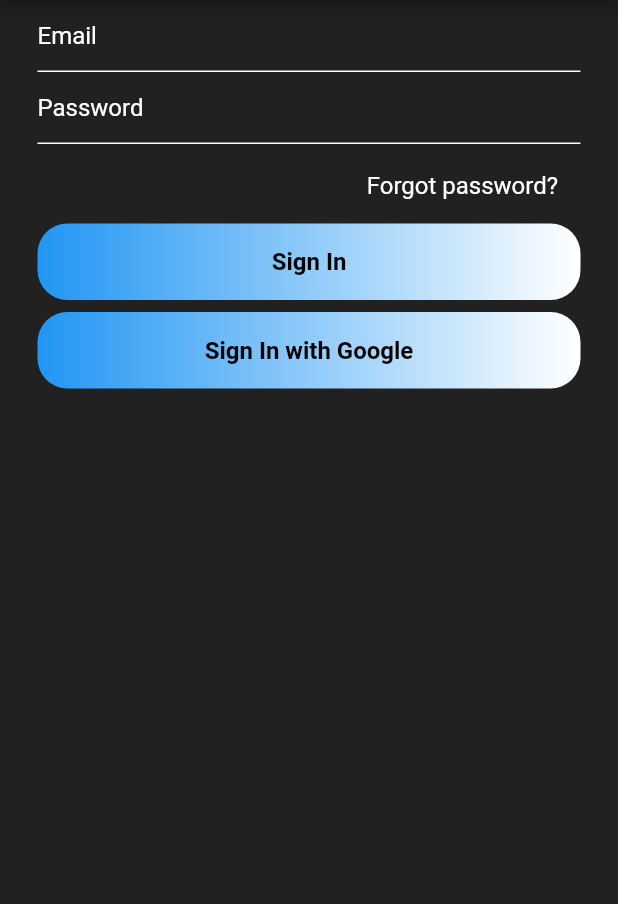
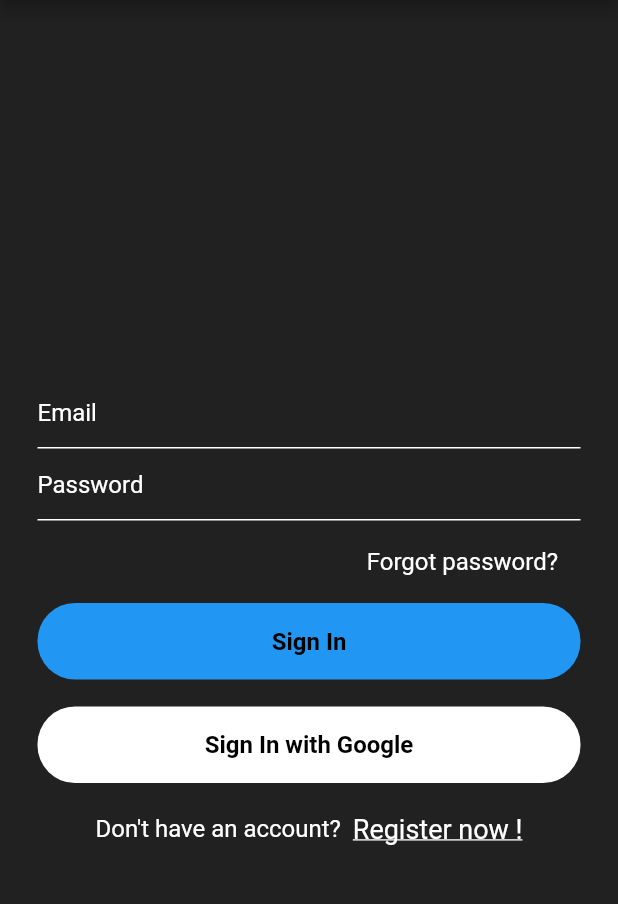
Before and after one commit to Aryan-goel/Chat-App, a Flutter app: the screen it shows after launch, on a phone screen of 412 x 824 dp, the part 90-994 px from its top. Run offline on Flutter 3.47's test engine with Material 2 defaults, Android fonts, the phone set to English and light mode, and no system bars.

Commit message:
login screen completed

```diff
--- a/lib/login.dart
+++ b/lib/login.dart
@@ -12,9 +12,14 @@ class _LoginState extends State<Login> {
     return Scaffold(
       appBar: PreferredSize(
           preferredSize: const Size.fromHeight(60), child: appBarMain(context)),
-      body: Container(
+      body: SingleChildScrollView(
+        child: Container(
+          height: MediaQuery.of(context).size.height - 10,
+          alignment: Alignment.center,
+          child: Container(
             padding: EdgeInsets.symmetric(horizontal: 25),
             child: Column(
+              mainAxisSize: MainAxisSize.min,
               children: [
                 TextField(
                   style: inputFieldtextStyle(),
@@ -36,7 +41,7 @@ class _LoginState extends State<Login> {
                     ),
                   ),
                 ),
-            SizedBox(height: 8),
+                SizedBox(height: 10),
                 Container(
                   alignment: Alignment.center,
                   width: MediaQuery.of(context).size.width,
@@ -44,9 +49,9 @@ class _LoginState extends State<Login> {
                   decoration: BoxDecoration(
                       gradient: LinearGradient(colors: [
                         Colors.blue,
-                    Colors.white,
+                        Colors.blue,
                       ]),
-                  borderRadius: BorderRadius.circular(20)),
+                      borderRadius: BorderRadius.circular(25)),
                   child: Text(
                     "Sign In",
                     style: TextStyle(
@@ -55,17 +60,17 @@ class _LoginState extends State<Login> {
                         fontWeight: FontWeight.bold),
                   ),
                 ),
-            SizedBox(height: 8),
+                SizedBox(height: 18),
                 Container(
                   alignment: Alignment.center,
                   width: MediaQuery.of(context).size.width,
                   padding: EdgeInsets.symmetric(vertical: 16),
                   decoration: BoxDecoration(
                       gradient: LinearGradient(colors: [
-                    Colors.blue,
+                        Colors.white,
                         Colors.white,
                       ]),
-                  borderRadius: BorderRadius.circular(20)),
+                      borderRadius: BorderRadius.circular(25)),
                   child: Text(
                     "Sign In with Google",
                     style: TextStyle(
@@ -74,7 +79,28 @@ class _LoginState extends State<Login> {
                         fontWeight: FontWeight.bold),
                   ),
                 ),
+                SizedBox(
+                  height: 20,
+                ),
+                Row(
+                  mainAxisAlignment: MainAxisAlignment.center,
+                  children: [
+                    Text(
+                      "Don't have an account?  ",
+                      style: inputFieldtextStyle(),
+                    ),
+                    Text(
+                      "Register now !",
+                      style: TextStyle(
+                          color: Colors.white,
+                          fontSize: 18,
+                          decoration: TextDecoration.underline),
+                    )
                   ],
+                )
+              ],
+            ),
+          ),
         ),
       ),
     );
```
Also changed, not shown: assets/images/search_white.png (added), assets/images/send.png (added). Lines whose indentation alone changed are shown as unchanged.
